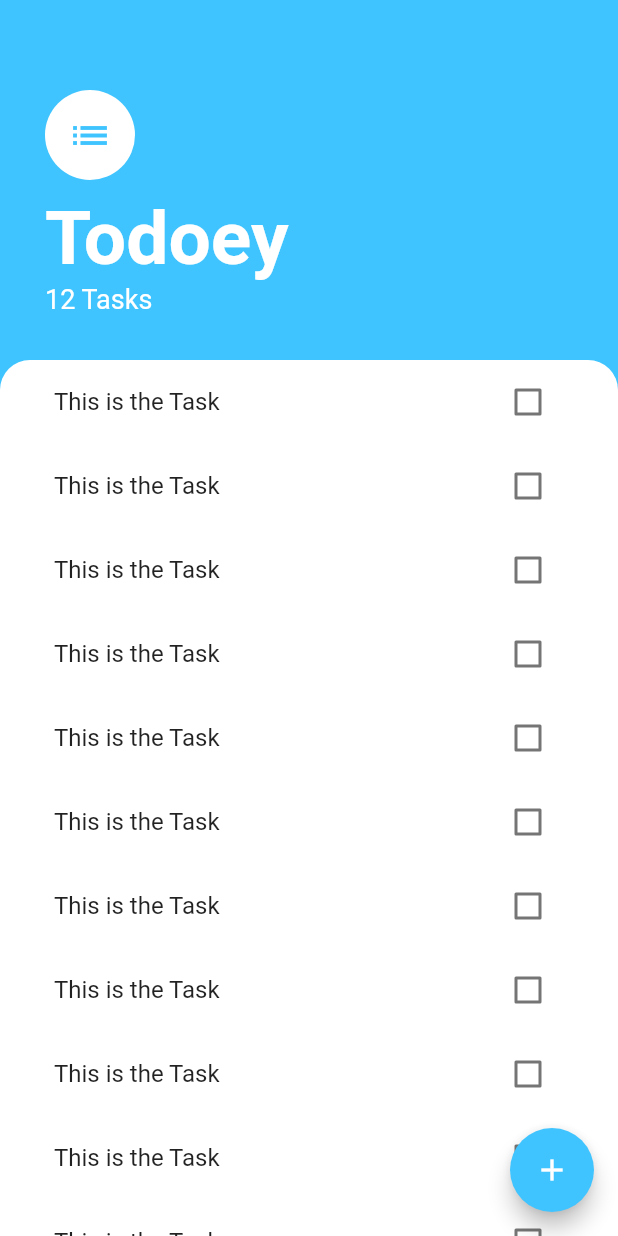
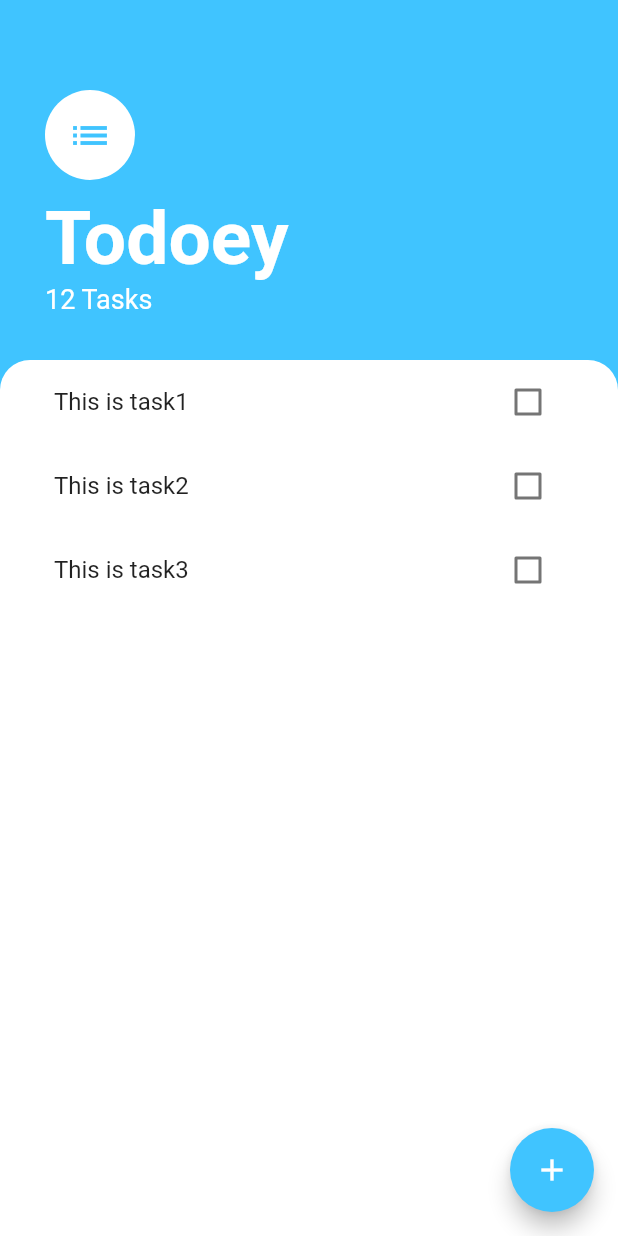
Before and after one commit to fahadammar/flutter_todoeyapp_stateProvider, a Flutter app: the screen it shows after launch, on a phone screen of 412 x 824 dp. Run offline on Flutter 3.47's test engine with Material 2 defaults, Android fonts, the phone set to English and light mode, and no system bars.

Commit message:
Added the listview.builder also lifted the state of task_tile

```diff
--- /dev/null
+++ b/lib/model/task.dart
@@ -0,0 +1,10 @@
+class Task {
+  final String name;
+  bool isDone;
+  // if passed no value, the default value of isDone is false
+  Task({this.name, this.isDone = false});
+
+  void toggleDone(){
+    this.isDone = !this.isDone;
+  }
+}
--- a/lib/widgets/task_tile.dart
+++ b/lib/widgets/task_tile.dart
@@ -1,30 +1,26 @@
 import 'package:flutter/material.dart';
 
-class TaskTile extends StatefulWidget {
-  @override
-  _TaskTileState createState() => _TaskTileState();
-}
 
-class _TaskTileState extends State<TaskTile> {
+class TaskTile extends StatelessWidget {
   bool isChecked = false;
+  final String taskTitle;
+  final Function checkBoxCallBack;
+
+  TaskTile({this.isChecked, this.taskTitle, this.checkBoxCallBack});
 
   @override
   Widget build(BuildContext context) {
     return ListTile(
-      title: Text("This is the Task",
+      title: Text(taskTitle,
       style: TextStyle(
           decoration: isChecked ? TextDecoration.lineThrough : null
         ),
       ),
-      trailing: TaskCheckBox(
-        checkboxFlag: this.isChecked,
-        // below the function is anonymous function
-        onPressedCheckBox: (bool checkBoxState) {
-          setState(() {
-              this.isChecked = checkBoxState;
-          });
-        },
-      ),
+      trailing: Checkbox(
+          value: isChecked,
+          activeColor: Colors.lightBlueAccent,
+          onChanged: this.checkBoxCallBack,
+        ),
     );
   }
 }
--- a/lib/widgets/tasks_list.dart
+++ b/lib/widgets/tasks_list.dart
@@ -1,24 +1,37 @@
 import 'package:flutter/material.dart';
+import 'package:flutter_state_provider/model/task.dart';
 import 'package:flutter_state_provider/widgets/task_tile.dart';
 
-class TasksList extends StatelessWidget {
+class TasksList extends StatefulWidget {
+  @override
+  _TasksListState createState() => _TasksListState();
+}
+
+class _TasksListState extends State<TasksList> {
+  List<Task> tasks = [
+    Task(name: "This is task1"),
+    Task(name: "This is task2"),
+    Task(name: "This is task3"),
+  ];
+
+
   @override
   Widget build(BuildContext context) {
-    return ListView(
-      children: <Widget> [
-        // It have a lot properties, gotta see the doc regarding the listTile
-        TaskTile(),
-        TaskTile(),
-        TaskTile(),
-        TaskTile(),
-        TaskTile(),
-        TaskTile(),
-        TaskTile(),
-        TaskTile(),
-        TaskTile(),
-        TaskTile(),
-        TaskTile(),
-      ],
+    return ListView.builder(
+      itemBuilder: (context, index){
+        return TaskTile(
+          taskTitle: tasks[index].name,
+          isChecked: tasks[index].isDone,
+          checkBoxCallBack: (bool checkBoxState) {
+            setState(() {
+              // this function changes the isDone = !isDone and isDone is the passed boolean which the checkbox going
+              // to use
+              tasks[index].toggleDone();
+            });
+          },
+        );
+      },
+      itemCount: tasks.length,
     );
   }
 }
```
